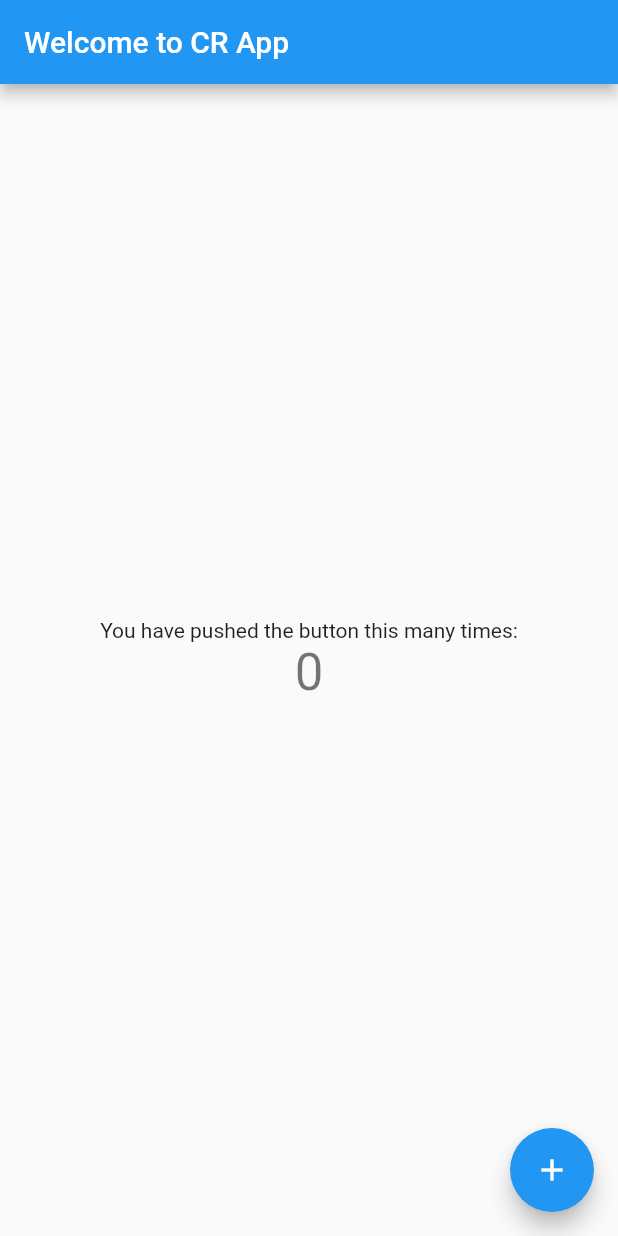
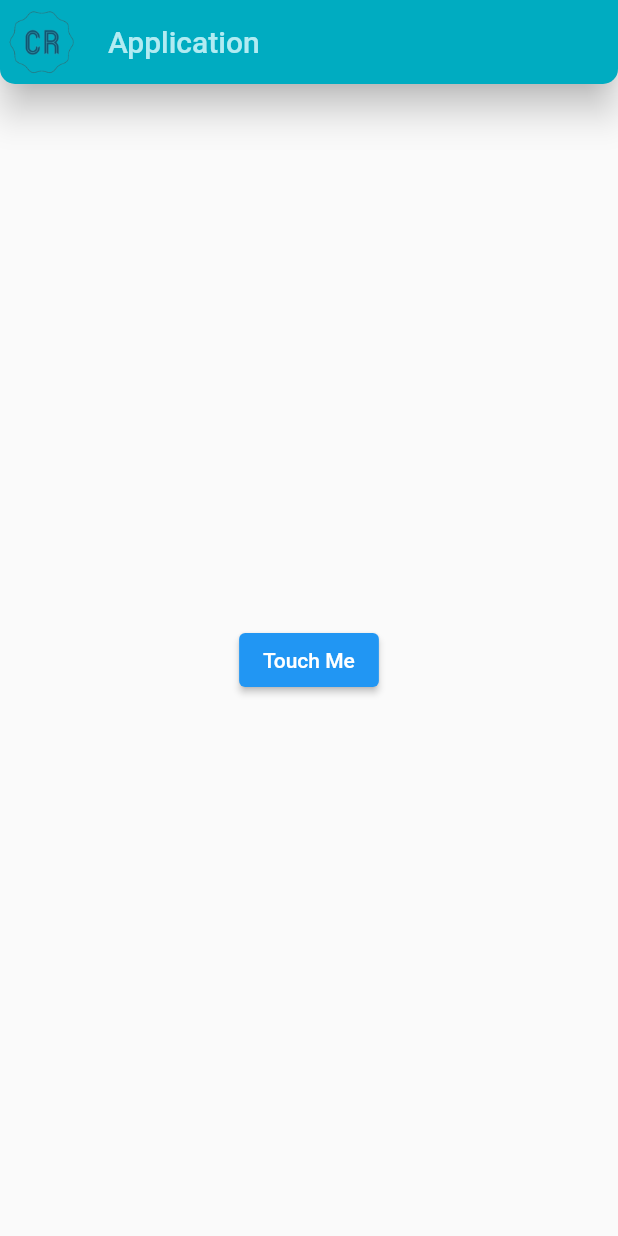
Before and after one commit to AbdullahButt2611/CR_App, a Flutter app: the screen it shows after launch, on a phone screen of 412 x 824 dp. Run offline on Flutter 3.47's test engine with Material 2 defaults, Android fonts, the phone set to English and light mode, and no system bars; our stand-ins replace flutter_spinkit.

Commit message:
App Bar Designed

```diff
--- a/cr_app/lib/main.dart
+++ b/cr_app/lib/main.dart
@@ -12,22 +12,19 @@ class MyApp extends StatelessWidget {
   // This widget is the root of your application.
   @override
   Widget build(BuildContext context) {
+
     return MaterialApp(
       title: 'Flutter Demo',
       theme: ThemeData(
-        // This is the theme of your application.
-        //
-        // Try running your application with "flutter run". You'll see the
-        // application has a blue toolbar. Then, without quitting the app, try
-        // changing the primarySwatch below to Colors.green and then invoke
-        // "hot reload" (press "r" in the console where you ran "flutter run",
-        // or simply save your changes to "hot reload" in a Flutter IDE).
-        // Notice that the counter didn't reset back to zero; the application
-        // is not restarted.
-        primarySwatch: Colors.blue,
+        backgroundColor: Colors.cyan.shade600,
       ),
+
       // home: const MyHomePage(title: 'Flutter Demo Home Page'),
+
       home: SplashScreen(),
+
+      // To Remove the Tag of Debug
+      debugShowCheckedModeBanner: false,
     );
   }
 }
@@ -73,11 +70,31 @@ class _MyHomePageState extends State<MyHomePage> {
     // fast, so that you can just rebuild anything that needs updating rather
     // than having to individually change instances of widgets.
     return Scaffold(
+
       appBar: AppBar(
-        // Here we take the value from the MyHomePage object that was created by
-        // the App.build method, and use it to set our appbar title.
-        title: Text(widget.title),
+
+        foregroundColor: Colors.cyan.shade100,
+        title: const Text("Application"),
+        elevation: 10,
+        backgroundColor: Colors.cyan.shade600,
+
+        actions: <Widget>[
+          Container(
+            child: Image.asset('assets/images/logo.png'),
+          ),
+        ],
+
+        shape: const RoundedRectangleBorder(
+
+          borderRadius: BorderRadius.only(
+            bottomLeft: Radius.circular(10),
+            bottomRight: Radius.circular(10),
+          )
+
+        ),
+
       ),
+
       body: Center(
         // Center is a layout widget. It takes a single child and positions it
         // in the middle of the parent.
--- a/cr_app/lib/splash_screen.dart
+++ b/cr_app/lib/splash_screen.dart
@@ -1,6 +1,8 @@
+// ignore_for_file: prefer_const_constructors
+
 import 'dart:async';
+import 'package:cr_app/student_notification_screen.dart';
 import 'package:flutter_spinkit/flutter_spinkit.dart';
-import 'package:cr_app/main.dart';
 import 'package:flutter/material.dart';
 
 class SplashScreen extends StatefulWidget{
@@ -22,7 +24,7 @@ class _SplashScreenState extends State<SplashScreen> {
       // Push Replacement is used because we dont want the splash screen to remain in the stack
       // i.e: The back button shouldn't work to take us back to splash screen so the new entry shall
       // be replaced with the previous entry
-      Navigator.pushReplacement(context, MaterialPageRoute(builder: (context) => const MyHomePage(title: "Welcome to CR App")))
+      Navigator.pushReplacement(context, MaterialPageRoute(builder: (context) => const StudentNotificationScreen()))
 
 
     });
@@ -42,6 +44,7 @@ class _SplashScreenState extends State<SplashScreen> {
             child: Column(
               mainAxisAlignment: MainAxisAlignment.center,
               children: [
+
                 Image(image: AssetImage("assets/images/logo_text.png"), width: 200),
 
                 SizedBox(
--- /dev/null
+++ b/cr_app/lib/student_notification_screen.dart
@@ -0,0 +1,60 @@
+// ignore_for_file: avoid_unnecessary_containers, prefer_const_constructors
+
+import 'package:cr_app/main.dart';
+import 'package:flutter/material.dart';
+
+class StudentNotificationScreen extends StatelessWidget{
+
+  const StudentNotificationScreen({super.key});
+
+  @override
+  Widget build(BuildContext context) {
+
+    return Scaffold(
+
+      appBar: AppBar(
+
+        foregroundColor: Colors.cyan.shade100,
+        title: const Text("Application"),
+        elevation: 10,
+        backgroundColor: Colors.cyan.shade600,
+
+        leading: Container(
+          child: Image.asset('assets/images/logo.png'),
+        ),
+
+        shape: const RoundedRectangleBorder(
+
+          borderRadius: BorderRadius.only(
+            bottomLeft: Radius.circular(10),
+            bottomRight: Radius.circular(10),
+          )
+
+        ),
+
+      ),
+
+      body: Center(
+        child:
+        ElevatedButton(
+
+          onPressed: (){
+            Navigator.push(
+              context,
+              MaterialPageRoute(
+                builder: (context) => const MyHomePage(title: 'Flutter Demo Home Page'),
+              )
+            );
+          },
+
+          child: Text("Touch Me"),
+
+        ),
+      ),
+
+    );
+
+  }
+
+
+}
--- a/cr_app/pubspec.yaml
+++ b/cr_app/pubspec.yaml
@@ -63,6 +63,7 @@ flutter:
   # To add assets to your application, add an assets section, like this:
   assets:
     - assets/images/logo_text.png
+    - assets/images/logo.png
   #   - images/a_dot_ham.jpeg
 
   # An image asset can refer to one or more resolution-specific "variants", see
```
Also changed, not shown: cr_app/assets/images/logo.png (added).
